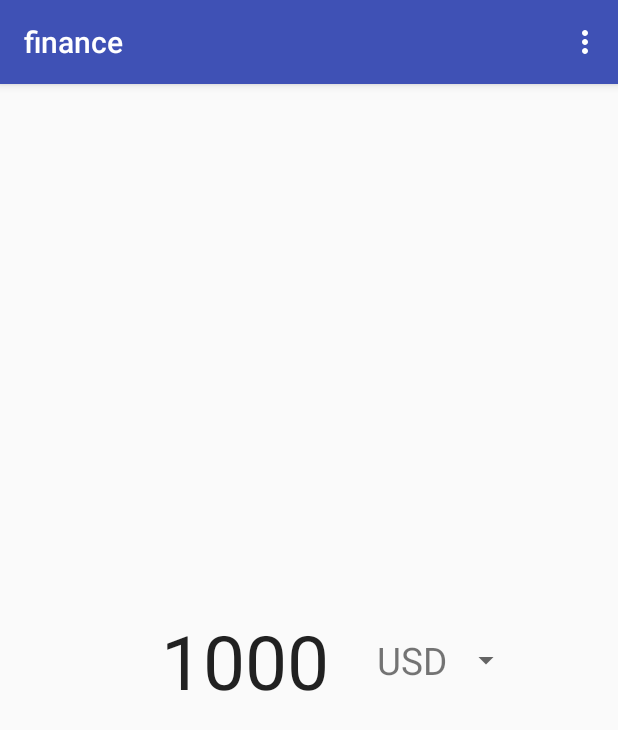
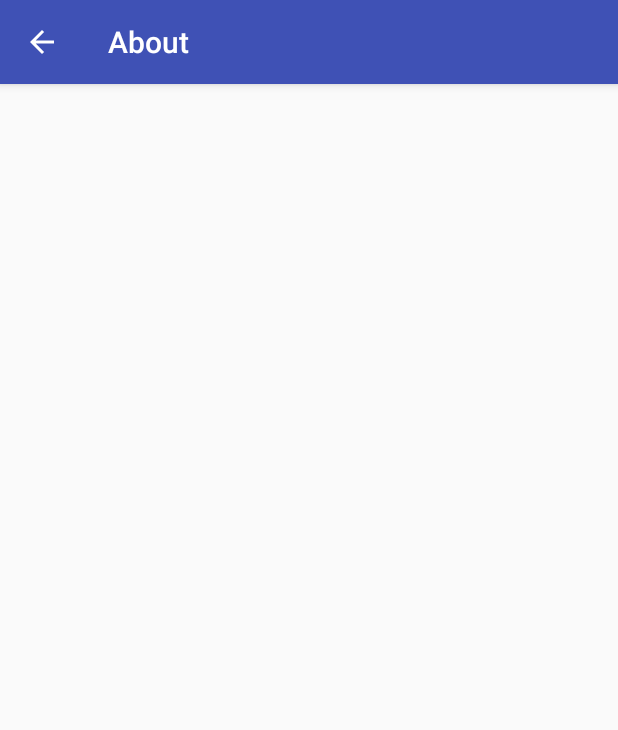
Before and after one commit to Unchuris/ya_mob_2018_homework, an Android app: the MainActivity screen opened directly, with no data from a screen before it, in the options menu, after a tap on "About", on a phone screen of 412 x 824 dp. Shown: the top 730 px of the screen. Run offline under Robolectric (Android 15) with nearby library versions, the phone set to English and light mode, and no system bars.

Commit message:
About screen added

```diff
--- /dev/null
+++ b/app/src/main/java/com/kissedcode/finance/AboutActivity.kt
@@ -0,0 +1,14 @@
+package com.kissedcode.finance
+
+import android.os.Bundle
+import android.support.v7.app.AppCompatActivity
+
+class AboutActivity : AppCompatActivity() {
+
+    // lifecycle ///////////////////////////////////////////////////////////////////////////////
+
+    override fun onCreate(savedInstanceState: Bundle?) {
+        super.onCreate(savedInstanceState)
+        setContentView(R.layout.activity_about)
+    }
+}
--- a/app/src/main/java/com/kissedcode/finance/MainActivity.kt
+++ b/app/src/main/java/com/kissedcode/finance/MainActivity.kt
@@ -1,8 +1,10 @@
 package com.kissedcode.finance
 
+import android.content.Intent
 import android.os.Bundle
 import android.support.v7.app.AppCompatActivity
 import android.view.Menu
+import android.view.MenuItem
 import android.widget.ArrayAdapter
 import kotlinx.android.synthetic.main.activity_main.*
 
@@ -12,6 +14,17 @@ class MainActivity : AppCompatActivity() {
 
     override fun onCreateOptionsMenu(menu: Menu?): Boolean {
         menuInflater.inflate(R.menu.main_options, menu)
+        return true
+    }
+
+    override fun onOptionsItemSelected(item: MenuItem?): Boolean {
+
+        when (item?.itemId) {
+            R.id.menuitem_about -> startActivity(
+                    Intent(this, AboutActivity::class.java)
+            )
+        }
+
         return true
     }
 
--- /dev/null
+++ b/app/src/main/res/layout/activity_about.xml
@@ -0,0 +1,6 @@
+<TextView xmlns:android="http://schemas.android.com/apk/res/android"
+    android:layout_width="match_parent"
+    android:layout_height="match_parent"
+    android:layout_margin="16dp">
+
+</TextView>
```
Also changed, not shown: app/src/main/AndroidManifest.xml (+9 -3 lines), app/src/main/res/values/strings.xml (+78 -0 lines).
